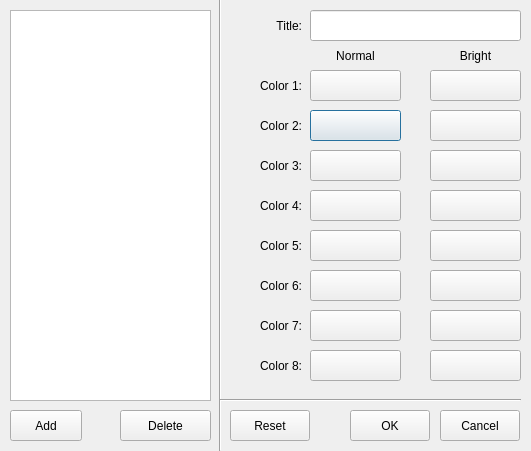
Qt form src/ui/schemedialog.ui (qterm/qterm) before a commit.
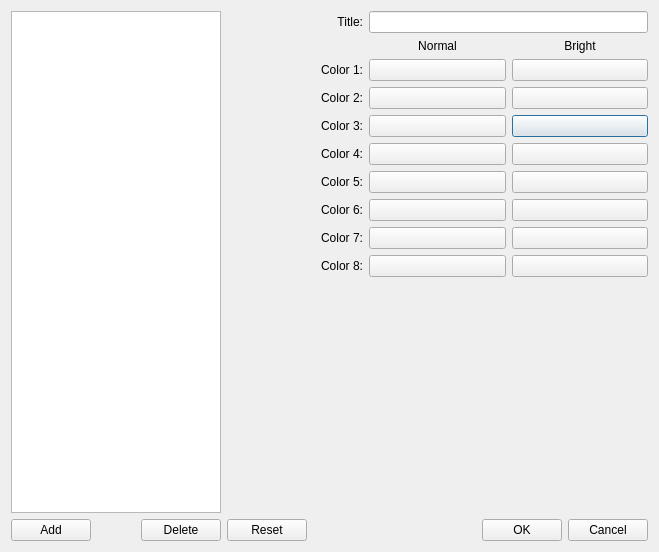
The same form after that commit.

What changed in the file:
```diff
--- a/src/ui/schemedialog.ui
+++ b/src/ui/schemedialog.ui
@@ -6,553 +6,364 @@
    <rect>
     <x>0</x>
     <y>0</y>
-    <width>531</width>
-    <height>451</height>
+    <width>659</width>
+    <height>552</height>
    </rect>
   </property>
-  <property name="minimumSize">
-   <size>
-    <width>480</width>
-    <height>440</height>
-   </size>
-  </property>
-  <property name="maximumSize">
-   <size>
-    <width>580</width>
-    <height>540</height>
-   </size>
-  </property>
   <property name="windowTitle">
    <string>Scheme Editor</string>
   </property>
-  <widget class="QLabel" name="textLabel1_2">
-   <property name="geometry">
-    <rect>
-     <x>230</x>
-     <y>10</y>
-     <width>72</width>
-     <height>31</height>
-    </rect>
-   </property>
-   <property name="text">
-    <string>Title:</string>
-   </property>
-   <property name="alignment">
-    <set>Qt::AlignRight|Qt::AlignTrailing|Qt::AlignVCenter</set>
-   </property>
-   <property name="buddy">
-    <cstring>titleLineEdit</cstring>
-   </property>
-  </widget>
-  <widget class="QPushButton" name="clr1Button">
-   <property name="geometry">
-    <rect>
-     <x>310</x>
-     <y>110</y>
-     <width>91</width>
-     <height>31</height>
-    </rect>
-   </property>
-   <property name="text">
-    <string/>
-   </property>
-  </widget>
-  <widget class="QPushButton" name="clr2Button">
-   <property name="geometry">
-    <rect>
-     <x>310</x>
-     <y>150</y>
-     <width>91</width>
-     <height>31</height>
-    </rect>
-   </property>
-   <property name="text">
-    <string/>
-   </property>
-  </widget>
-  <widget class="QPushButton" name="clr3Button">
-   <property name="geometry">
-    <rect>
-     <x>310</x>
-     <y>190</y>
-     <width>91</width>
-     <height>31</height>
-    </rect>
-   </property>
-   <property name="text">
-    <string/>
-   </property>
-  </widget>
-  <widget class="QPushButton" name="clr4Button">
-   <property name="geometry">
-    <rect>
-     <x>310</x>
-     <y>230</y>
-     <width>91</width>
-     <height>31</height>
-    </rect>
-   </property>
-   <property name="text">
-    <string/>
-   </property>
-  </widget>
-  <widget class="QPushButton" name="clr5Button">
-   <property name="geometry">
-    <rect>
-     <x>310</x>
-     <y>270</y>
-     <width>91</width>
-     <height>31</height>
-    </rect>
-   </property>
-   <property name="text">
-    <string/>
-   </property>
-  </widget>
-  <widget class="QPushButton" name="clr6Button">
-   <property name="geometry">
-    <rect>
-     <x>310</x>
-     <y>310</y>
-     <width>91</width>
-     <height>31</height>
-    </rect>
-   </property>
-   <property name="text">
-    <string/>
-   </property>
-  </widget>
-  <widget class="QPushButton" name="clr7Button">
-   <property name="geometry">
-    <rect>
-     <x>310</x>
-     <y>350</y>
-     <width>91</width>
-     <height>31</height>
-    </rect>
-   </property>
-   <property name="text">
-    <string/>
-   </property>
-  </widget>
-  <widget class="QLineEdit" name="titleLineEdit">
-   <property name="geometry">
-    <rect>
-     <x>310</x>
-     <y>10</y>
-     <width>211</width>
-     <height>31</height>
-    </rect>
-   </property>
-  </widget>
-  <widget class="QPushButton" name="clr0Button">
-   <property name="geometry">
-    <rect>
-     <x>310</x>
-     <y>70</y>
-     <width>91</width>
-     <height>31</height>
-    </rect>
-   </property>
-   <property name="text">
-    <string/>
-   </property>
-  </widget>
-  <widget class="QPushButton" name="clr9Button">
-   <property name="geometry">
-    <rect>
-     <x>430</x>
-     <y>110</y>
-     <width>91</width>
-     <height>31</height>
-    </rect>
-   </property>
-   <property name="text">
-    <string/>
-   </property>
-  </widget>
-  <widget class="QPushButton" name="clr10Button">
-   <property name="geometry">
-    <rect>
-     <x>430</x>
-     <y>150</y>
-     <width>91</width>
-     <height>31</height>
-    </rect>
-   </property>
-   <property name="text">
-    <string/>
-   </property>
-  </widget>
-  <widget class="QPushButton" name="clr11Button">
-   <property name="geometry">
-    <rect>
-     <x>430</x>
-     <y>190</y>
-     <width>91</width>
-     <height>31</height>
-    </rect>
-   </property>
-   <property name="text">
-    <string/>
-   </property>
-  </widget>
-  <widget class="QPushButton" name="clr12Button">
-   <property name="geometry">
-    <rect>
-     <x>430</x>
-     <y>230</y>
-     <width>91</width>
-     <height>31</height>
-    </rect>
-   </property>
-   <property name="text">
-    <string/>
-   </property>
-  </widget>
-  <widget class="QPushButton" name="clr13Button">
-   <property name="geometry">
-    <rect>
-     <x>430</x>
-     <y>270</y>
-     <width>91</width>
-     <height>31</height>
-    </rect>
-   </property>
-   <property name="text">
-    <string/>
-   </property>
-  </widget>
-  <widget class="QPushButton" name="clr14Button">
-   <property name="geometry">
-    <rect>
-     <x>430</x>
-     <y>310</y>
-     <width>91</width>
-     <height>31</height>
-    </rect>
-   </property>
-   <property name="text">
-    <string/>
-   </property>
-  </widget>
-  <widget class="QPushButton" name="clr15Button">
-   <property name="geometry">
-    <rect>
-     <x>430</x>
-     <y>350</y>
-     <width>91</width>
-     <height>31</height>
-    </rect>
-   </property>
-   <property name="text">
-    <string/>
-   </property>
-  </widget>
-  <widget class="QPushButton" name="clr8Button">
-   <property name="geometry">
-    <rect>
-     <x>430</x>
-     <y>70</y>
-     <width>91</width>
-     <height>31</height>
-    </rect>
-   </property>
-   <property name="text">
-    <string/>
-   </property>
-  </widget>
-  <widget class="QPushButton" name="saveButton">
-   <property name="geometry">
-    <rect>
-     <x>10</x>
-     <y>410</y>
-     <width>72</width>
-     <height>31</height>
-    </rect>
-   </property>
-   <property name="text">
-    <string>Add</string>
-   </property>
-  </widget>
-  <widget class="QPushButton" name="removeButton">
-   <property name="geometry">
-    <rect>
-     <x>120</x>
-     <y>410</y>
-     <width>91</width>
-     <height>31</height>
-    </rect>
-   </property>
-   <property name="text">
-    <string>Delete</string>
-   </property>
-  </widget>
-  <widget class="QPushButton" name="cancelButton">
-   <property name="geometry">
-    <rect>
-     <x>440</x>
-     <y>410</y>
-     <width>80</width>
-     <height>31</height>
-    </rect>
-   </property>
-   <property name="text">
-    <string>Cancel</string>
-   </property>
-  </widget>
-  <widget class="QPushButton" name="okButton">
-   <property name="geometry">
-    <rect>
-     <x>350</x>
-     <y>410</y>
-     <width>80</width>
-     <height>31</height>
-    </rect>
-   </property>
-   <property name="text">
-    <string>OK</string>
-   </property>
-  </widget>
-  <widget class="QListWidget" name="nameListWidget">
-   <property name="geometry">
-    <rect>
-     <x>10</x>
-     <y>10</y>
-     <width>201</width>
-     <height>391</height>
-    </rect>
-   </property>
-  </widget>
-  <widget class="Line" name="line">
-   <property name="geometry">
-    <rect>
-     <x>210</x>
-     <y>-20</y>
-     <width>20</width>
-     <height>471</height>
-    </rect>
-   </property>
-   <property name="orientation">
-    <enum>Qt::Vertical</enum>
-   </property>
-  </widget>
-  <widget class="QLabel" name="textLabel1_3">
-   <property name="geometry">
-    <rect>
-     <x>320</x>
-     <y>40</y>
-     <width>71</width>
-     <height>31</height>
-    </rect>
-   </property>
-   <property name="text">
-    <string>Normal</string>
-   </property>
-   <property name="alignment">
-    <set>Qt::AlignCenter</set>
-   </property>
-   <property name="buddy">
-    <cstring>clr0Button</cstring>
-   </property>
-  </widget>
-  <widget class="QLabel" name="textLabel1_4">
-   <property name="geometry">
-    <rect>
-     <x>440</x>
-     <y>40</y>
-     <width>71</width>
-     <height>31</height>
-    </rect>
-   </property>
-   <property name="text">
-    <string>Bright</string>
-   </property>
-   <property name="alignment">
-    <set>Qt::AlignCenter</set>
-   </property>
-   <property name="buddy">
-    <cstring>clr8Button</cstring>
-   </property>
-  </widget>
-  <widget class="QLabel" name="textLabel1_5">
-   <property name="geometry">
-    <rect>
-     <x>230</x>
-     <y>70</y>
-     <width>72</width>
-     <height>31</height>
-    </rect>
-   </property>
-   <property name="text">
-    <string>Color 1:</string>
-   </property>
-   <property name="alignment">
-    <set>Qt::AlignRight|Qt::AlignTrailing|Qt::AlignVCenter</set>
-   </property>
-   <property name="buddy">
-    <cstring>clr0Button</cstring>
-   </property>
-  </widget>
-  <widget class="QLabel" name="textLabel1_6">
-   <property name="geometry">
-    <rect>
-     <x>230</x>
-     <y>110</y>
-     <width>72</width>
-     <height>31</height>
-    </rect>
-   </property>
-   <property name="text">
-    <string>Color 2:</string>
-   </property>
-   <property name="alignment">
-    <set>Qt::AlignRight|Qt::AlignTrailing|Qt::AlignVCenter</set>
-   </property>
-   <property name="buddy">
-    <cstring>clr1Button</cstring>
-   </property>
-  </widget>
-  <widget class="QLabel" name="textLabel1_7">
-   <property name="geometry">
-    <rect>
-     <x>230</x>
-     <y>150</y>
-     <width>72</width>
-     <height>31</height>
-    </rect>
-   </property>
-   <property name="text">
-    <string>Color 3:</string>
-   </property>
-   <property name="alignment">
-    <set>Qt::AlignRight|Qt::AlignTrailing|Qt::AlignVCenter</set>
-   </property>
-   <property name="buddy">
-    <cstring>clr2Button</cstring>
-   </property>
-  </widget>
-  <widget class="QLabel" name="textLabel1_8">
-   <property name="geometry">
-    <rect>
-     <x>230</x>
-     <y>190</y>
-     <width>72</width>
-     <height>31</height>
-    </rect>
-   </property>
-   <property name="text">
-    <string>Color 4:</string>
-   </property>
-   <property name="alignment">
-    <set>Qt::AlignRight|Qt::AlignTrailing|Qt::AlignVCenter</set>
-   </property>
-   <property name="buddy">
-    <cstring>clr3Button</cstring>
-   </property>
-  </widget>
-  <widget class="QLabel" name="textLabel1_9">
-   <property name="geometry">
-    <rect>
-     <x>230</x>
-     <y>230</y>
-     <width>72</width>
-     <height>31</height>
-    </rect>
-   </property>
-   <property name="text">
-    <string>Color 5:</string>
-   </property>
-   <property name="alignment">
-    <set>Qt::AlignRight|Qt::AlignTrailing|Qt::AlignVCenter</set>
-   </property>
-   <property name="buddy">
-    <cstring>clr4Button</cstring>
-   </property>
-  </widget>
-  <widget class="QLabel" name="textLabel1_10">
-   <property name="geometry">
-    <rect>
-     <x>230</x>
-     <y>270</y>
-     <width>72</width>
-     <height>31</height>
-    </rect>
-   </property>
-   <property name="text">
-    <string>Color 6:</string>
-   </property>
-   <property name="alignment">
-    <set>Qt::AlignRight|Qt::AlignTrailing|Qt::AlignVCenter</set>
-   </property>
-   <property name="buddy">
-    <cstring>clr5Button</cstring>
-   </property>
-  </widget>
-  <widget class="QLabel" name="textLabel1_11">
-   <property name="geometry">
-    <rect>
-     <x>230</x>
-     <y>310</y>
-     <width>72</width>
-     <height>31</height>
-    </rect>
-   </property>
-   <property name="text">
-    <string>Color 7:</string>
-   </property>
-   <property name="alignment">
-    <set>Qt::AlignRight|Qt::AlignTrailing|Qt::AlignVCenter</set>
-   </property>
-   <property name="buddy">
-    <cstring>clr6Button</cstring>
-   </property>
-  </widget>
-  <widget class="QLabel" name="textLabel1_12">
-   <property name="geometry">
-    <rect>
-     <x>230</x>
-     <y>350</y>
-     <width>72</width>
-     <height>31</height>
-    </rect>
-   </property>
-   <property name="text">
-    <string>Color 8:</string>
-   </property>
-   <property name="alignment">
-    <set>Qt::AlignRight|Qt::AlignTrailing|Qt::AlignVCenter</set>
-   </property>
-   <property name="buddy">
-    <cstring>clr7Button</cstring>
-   </property>
-  </widget>
-  <widget class="Line" name="line_2">
-   <property name="geometry">
-    <rect>
-     <x>220</x>
-     <y>390</y>
-     <width>301</width>
-     <height>20</height>
-    </rect>
-   </property>
-   <property name="orientation">
-    <enum>Qt::Horizontal</enum>
-   </property>
-  </widget>
-  <widget class="QPushButton" name="resetButton">
-   <property name="geometry">
-    <rect>
-     <x>230</x>
-     <y>410</y>
-     <width>80</width>
-     <height>31</height>
-    </rect>
-   </property>
-   <property name="text">
-    <string>Reset</string>
-   </property>
-  </widget>
+  <layout class="QGridLayout" name="gridLayout_2" columnstretch="2,4">
+   <item row="0" column="0">
+    <widget class="QListWidget" name="nameListWidget"/>
+   </item>
+   <item row="0" column="1">
+    <layout class="QGridLayout" name="gridLayout">
+     <item row="5" column="0">
+      <widget class="QLabel" name="textLabel1_8">
+       <property name="text">
+        <string>Color 4:</string>
+       </property>
+       <property name="alignment">
+        <set>Qt::AlignRight|Qt::AlignTrailing|Qt::AlignVCenter</set>
+       </property>
+       <property name="buddy">
+        <cstring>clr3Button</cstring>
+       </property>
+      </widget>
+     </item>
+     <item row="0" column="1" colspan="2">
+      <widget class="QLineEdit" name="titleLineEdit"/>
+     </item>
+     <item row="2" column="0">
+      <widget class="QLabel" name="textLabel1_5">
+       <property name="text">
+        <string>Color 1:</string>
+       </property>
+       <property name="alignment">
+        <set>Qt::AlignRight|Qt::AlignTrailing|Qt::AlignVCenter</set>
+       </property>
+       <property name="buddy">
+        <cstring>clr0Button</cstring>
+       </property>
+      </widget>
+     </item>
+     <item row="1" column="1">
+      <widget class="QLabel" name="textLabel1_3">
+       <property name="text">
+        <string>Normal</string>
+       </property>
+       <property name="alignment">
+        <set>Qt::AlignCenter</set>
+       </property>
+       <property name="buddy">
+        <cstring>clr0Button</cstring>
+       </property>
+      </widget>
+     </item>
+     <item row="4" column="2">
+      <widget class="QPushButton" name="clr10Button">
+       <property name="text">
+        <string/>
+       </property>
+      </widget>
+     </item>
+     <item row="3" column="1">
+      <widget class="QPushButton" name="clr1Button">
+       <property name="text">
+        <string/>
+       </property>
+      </widget>
+     </item>
+     <item row="4" column="0">
+      <widget class="QLabel" name="textLabel1_7">
+       <property name="text">
+        <string>Color 3:</string>
+       </property>
+       <property name="alignment">
+        <set>Qt::AlignRight|Qt::AlignTrailing|Qt::AlignVCenter</set>
+       </property>
+       <property name="buddy">
+        <cstring>clr2Button</cstring>
+       </property>
+      </widget>
+     </item>
+     <item row="8" column="1">
+      <widget class="QPushButton" name="clr6Button">
+       <property name="text">
+        <string/>
+       </property>
+      </widget>
+     </item>
+     <item row="0" column="0">
+      <widget class="QLabel" name="textLabel1_2">
+       <property name="text">
+        <string>Title:</string>
+       </property>
+       <property name="alignment">
+        <set>Qt::AlignRight|Qt::AlignTrailing|Qt::AlignVCenter</set>
+       </property>
+       <property name="buddy">
+        <cstring>titleLineEdit</cstring>
+       </property>
+      </widget>
+     </item>
+     <item row="1" column="2">
+      <widget class="QLabel" name="textLabel1_4">
+       <property name="text">
+        <string>Bright</string>
+       </property>
+       <property name="alignment">
+        <set>Qt::AlignCenter</set>
+       </property>
+       <property name="buddy">
+        <cstring>clr8Button</cstring>
+       </property>
+      </widget>
+     </item>
+     <item row="4" column="1">
+      <widget class="QPushButton" name="clr2Button">
+       <property name="text">
+        <string/>
+       </property>
+      </widget>
+     </item>
+     <item row="8" column="0">
+      <widget class="QLabel" name="textLabel1_11">
+       <property name="text">
+        <string>Color 7:</string>
+       </property>
+       <property name="alignment">
+        <set>Qt::AlignRight|Qt::AlignTrailing|Qt::AlignVCenter</set>
+       </property>
+       <property name="buddy">
+        <cstring>clr6Button</cstring>
+       </property>
+      </widget>
+     </item>
+     <item row="3" column="0">
+      <widget class="QLabel" name="textLabel1_6">
+       <property name="text">
+        <string>Color 2:</string>
+       </property>
+       <property name="alignment">
+        <set>Qt::AlignRight|Qt::AlignTrailing|Qt::AlignVCenter</set>
+       </property>
+       <property name="buddy">
+        <cstring>clr1Button</cstring>
+       </property>
+      </widget>
+     </item>
+     <item row="5" column="2">
+      <widget class="QPushButton" name="clr11Button">
+       <property name="text">
+        <string/>
+       </property>
+      </widget>
+     </item>
+     <item row="8" column="2">
+      <widget class="QPushButton" name="clr14Button">
+       <property name="text">
+        <string/>
+       </property>
+      </widget>
+     </item>
+     <item row="9" column="1">
+      <widget class="QPushButton" name="clr7Button">
+       <property name="text">
+        <string/>
+       </property>
+      </widget>
+     </item>
+     <item row="9" column="0">
+      <widget class="QLabel" name="textLabel1_12">
+       <property name="text">
+        <string>Color 8:</string>
+       </property>
+       <property name="alignment">
+        <set>Qt::AlignRight|Qt::AlignTrailing|Qt::AlignVCenter</set>
+       </property>
+       <property name="buddy">
+        <cstring>clr7Button</cstring>
+       </property>
+      </widget>
+     </item>
+     <item row="6" column="1">
+      <widget class="QPushButton" name="clr4Button">
+       <property name="text">
+        <string/>
+       </property>
+      </widget>
+     </item>
+     <item row="9" column="2">
+      <widget class="QPushButton" name="clr15Button">
+       <property name="text">
+        <string/>
+       </property>
+      </widget>
+     </item>
+     <item row="5" column="1">
+      <widget class="QPushButton" name="clr3Button">
+       <property name="text">
+        <string/>
+       </property>
+      </widget>
+     </item>
+     <item row="2" column="2">
+      <widget class="QPushButton" name="clr8Button">
+       <property name="text">
+        <string/>
+       </property>
+      </widget>
+     </item>
+     <item row="2" column="1">
+      <widget class="QPushButton" name="clr0Button">
+       <property name="text">
+        <string/>
+       </property>
+      </widget>
+     </item>
+     <item row="6" column="2">
+      <widget class="QPushButton" name="clr12Button">
+       <property name="text">
+        <string/>
+       </property>
+      </widget>
+     </item>
+     <item row="7" column="1">
+      <widget class="QPushButton" name="clr5Button">
+       <property name="text">
+        <string/>
+       </property>
+      </widget>
+     </item>
+     <item row="3" column="2">
+      <widget class="QPushButton" name="clr9Button">
+       <property name="text">
+        <string/>
+       </property>
+      </widget>
+     </item>
+     <item row="7" column="0">
+      <widget class="QLabel" name="textLabel1_10">
+       <property name="text">
+        <string>Color 6:</string>
+       </property>
+       <property name="alignment">
+        <set>Qt::AlignRight|Qt::AlignTrailing|Qt::AlignVCenter</set>
+       </property>
+       <property name="buddy">
+        <cstring>clr5Button</cstring>
+       </property>
+      </widget>
+     </item>
+     <item row="7" column="2">
+      <widget class="QPushButton" name="clr13Button">
+       <property name="text">
+        <string/>
+       </property>
+      </widget>
+     </item>
+     <item row="6" column="0">
+      <widget class="QLabel" name="textLabel1_9">
+       <property name="text">
+        <string>Color 5:</string>
+       </property>
+       <property name="alignment">
+        <set>Qt::AlignRight|Qt::AlignTrailing|Qt::AlignVCenter</set>
+       </property>
+       <property name="buddy">
+        <cstring>clr4Button</cstring>
+       </property>
+      </widget>
+     </item>
+     <item row="10" column="1">
+      <spacer name="verticalSpacer">
+       <property name="orientation">
+        <enum>Qt::Vertical</enum>
+       </property>
+       <property name="sizeHint" stdset="0">
+        <size>
+         <width>20</width>
+         <height>40</height>
+        </size>
+       </property>
+      </spacer>
+     </item>
+    </layout>
+   </item>
+   <item row="1" column="0">
+    <layout class="QHBoxLayout" name="horizontalLayout">
+     <item>
+      <widget class="QPushButton" name="saveButton">
+       <property name="text">
+        <string>Add</string>
+       </property>
+      </widget>
+     </item>
+     <item>
+      <spacer name="horizontalSpacer">
+       <property name="orientation">
+        <enum>Qt::Horizontal</enum>
+       </property>
+       <property name="sizeHint" stdset="0">
+        <size>
+         <width>40</width>
+         <height>20</height>
+        </size>
+       </property>
+      </spacer>
+     </item>
+     <item>
+      <widget class="QPushButton" name="removeButton">
+       <property name="text">
+        <string>Delete</string>
+       </property>
+      </widget>
+     </item>
+    </layout>
+   </item>
+   <item row="1" column="1">
+    <layout class="QHBoxLayout" name="horizontalLayout_2">
+     <item>
+      <widget class="QPushButton" name="resetButton">
+       <property name="text">
+        <string>Reset</string>
+       </property>
+      </widget>
+     </item>
+     <item>
+      <spacer name="horizontalSpacer_2">
+       <property name="orientation">
+        <enum>Qt::Horizontal</enum>
+       </property>
+       <property name="sizeHint" stdset="0">
+        <size>
+         <width>40</width>
+         <height>20</height>
+        </size>
+       </property>
+      </spacer>
+     </item>
+     <item>
+      <widget class="QPushButton" name="okButton">
+       <property name="text">
+        <string>OK</string>
+       </property>
+      </widget>
+     </item>
+     <item>
+      <widget class="QPushButton" name="cancelButton">
+       <property name="text">
+        <string>Cancel</string>
+       </property>
+      </widget>
+     </item>
+    </layout>
+   </item>
+  </layout>
+  <zorder>nameListWidget</zorder>
+  <zorder></zorder>
  </widget>
  <layoutdefault spacing="6" margin="11"/>
  <pixmapfunction>qPixmapFromMimeSource</pixmapfunction>
```
